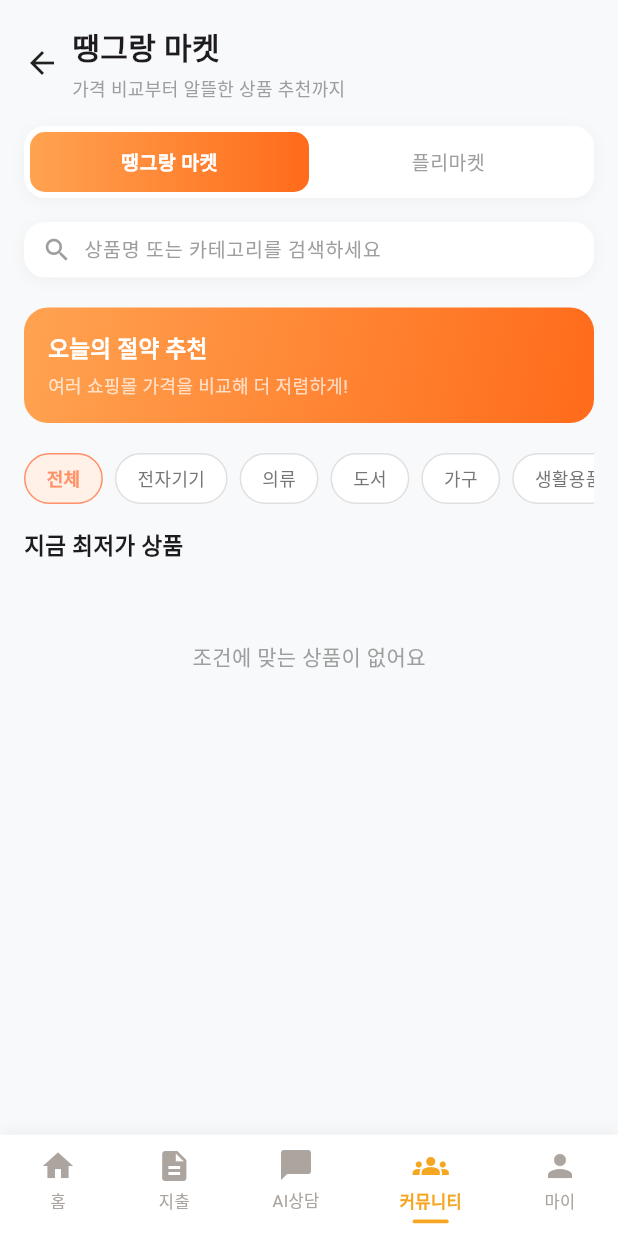
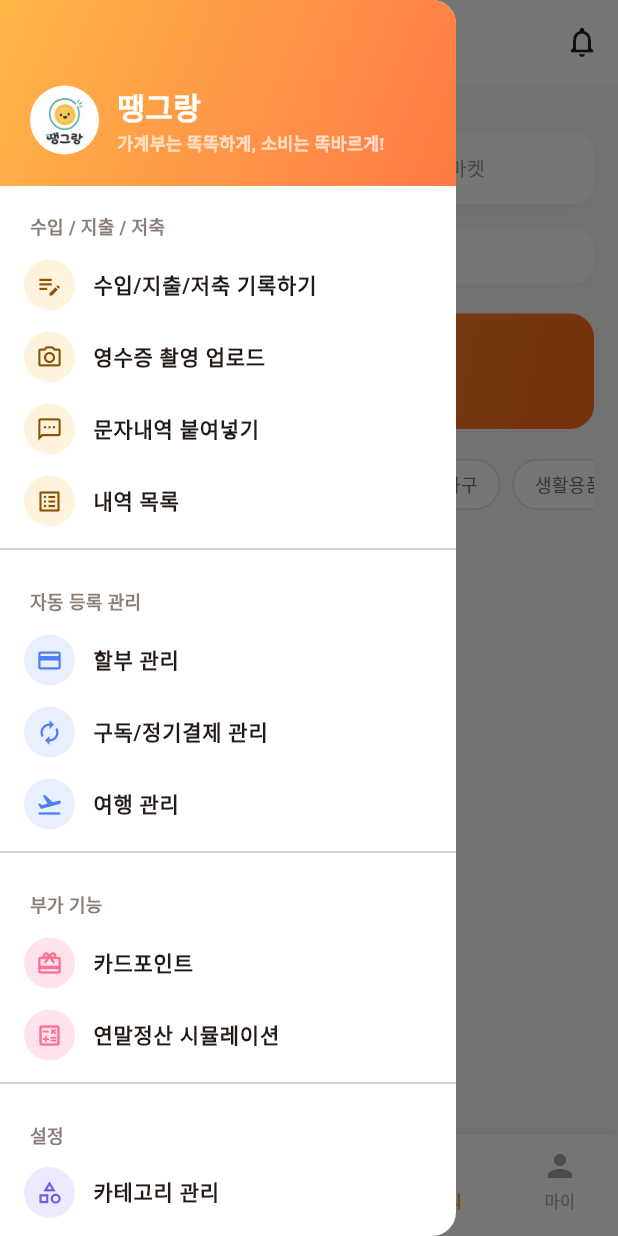
Before and after one commit to coolpxp-source/flutter-project-Ddaenggeurang, a Flutter app: the MarketHomeScreen screen opened directly, with the side drawer open (before the commit the screen has no drawer), on a phone screen of 412 x 824 dp. Run offline on Flutter 3.47's test engine with Material 3 defaults, Android fonts, the phone set to English and light mode, and no system bars; our stand-ins replace cloud_firestore, cloud_functions, firebase_auth, firebase_core, firebase_storage, fl_chart and 16 more; missing offline and left inert: add_2_calendar, app_badge_plus, circular_menu; accounts and stored records are empty; generated files the repository leaves out were written again; Roboto replaces fonts that are missing (Gothic A1).

Commit message:
feat: 공용 헤더/드로어 적용 및 마켓 홈 화면 정리

```diff
--- a/lib/screens/community/community_home_screen.dart
+++ b/lib/screens/community/community_home_screen.dart
@@ -1,3 +1,4 @@
+import 'package:firebase_auth/firebase_auth.dart';
 import 'package:flutter/material.dart';
 import '../../services/community_service.dart';
 import '../../models/community_post_model.dart';
@@ -46,6 +47,7 @@
 
   @override
   Widget build(BuildContext context) {
+    final uid = FirebaseAuth.instance.currentUser!.uid;
     return Scaffold(
       backgroundColor: const Color(0xFFF8F9FA),
       appBar: AppBar(
--- a/lib/screens/market/market_home_screen.dart
+++ b/lib/screens/market/market_home_screen.dart
@@ -1,5 +1,7 @@
 import 'package:cloud_firestore/cloud_firestore.dart';
 import 'package:ddaenggeurang/screens/profile/neighborhood_verify_screen.dart';
+import 'package:ddaenggeurang/widgets/common/app_drawer.dart';
+import 'package:ddaenggeurang/widgets/common/app_header.dart';
 import 'package:ddaenggeurang/widgets/common/ddaeng_modal.dart';
 
 import '../../services/chat_service.dart';
@@ -17,6 +19,7 @@
 import 'my_favorites_screen.dart';
 import '../../widgets/market/tappable_product_image.dart';
 import 'package:intl/intl.dart';
+import 'package:firebase_auth/firebase_auth.dart';
 
 class MarketHomeScreen extends StatefulWidget {
   const MarketHomeScreen({super.key});
@@ -38,12 +41,53 @@
   Set<String> _favoriteIds = {};
   String _statusFilter = '전체';
 
+  String? _myVerifiedDong;
+  bool _myDongOnly = false;
+
   @override
   void initState() {
     super.initState();
     _service.getFavoriteIds(_myId).listen((ids) {
       if (mounted) setState(() => _favoriteIds = ids);
     });
+    _loadMyDong();
+  }
+
+  Future<void> _loadMyDong() async {
+    final doc = await FirebaseFirestore.instance.collection('users').doc(_myId).get();
+    if (mounted) {
+      setState(() => _myVerifiedDong = doc.data()?['verifiedDong'] as String?);
+    }
+  }
+
+  Widget _myDongBanner() {
+    return GestureDetector(
+      onTap: () async {
+        await Navigator.push(
+          context,
+          MaterialPageRoute(builder: (_) => const NeighborhoodVerifyScreen()),
+        );
+        _loadMyDong(); // 인증 화면 다녀온 뒤 새로고침
+      },
+      child: Row(
+        children: [
+          Icon(Icons.location_on, size: 14, color: _myVerifiedDong != null ? _green : Colors.grey[400]),
+          const SizedBox(width: 4),
+          Text(
+            _myVerifiedDong ?? '동네 인증하기',
+            style: TextStyle(
+              fontSize: 12,
+              color: _myVerifiedDong != null ? _green : Colors.grey[500],
+              fontWeight: FontWeight.w500,
+            ),
+          ),
+          if (_myVerifiedDong != null) ...[
+            const SizedBox(width: 2),
+            Icon(Icons.chevron_right, size: 14, color: Colors.grey[400]),
+          ],
+        ],
+      ),
+    );
   }
 
   void _toggleFavorite(String productId) {
@@ -67,6 +111,8 @@
   Widget build(BuildContext context) {
     return Scaffold(
       backgroundColor: const Color(0xFFF8F9FA),
+      drawer: const AppDrawer(),
+      appBar: buildDdaengHeader(context, _myId, inkColor: Colors.black87),
       body: _tabIndex == 1
           ? CircularMenu(
         alignment: Alignment.bottomRight,
@@ -161,28 +207,6 @@
           Row(
             mainAxisAlignment: MainAxisAlignment.spaceBetween,
             children: [
-              Row(
-                children: [
-                  GestureDetector(
-                    onTap: () => Navigator.of(context).pop(),
-                    child: const Padding(
-                      padding: EdgeInsets.only(right: 4),
-                      child: Icon(Icons.arrow_back, color: Colors.black87),
-                    ),
-                  ),
-                  const SizedBox(width: 4),
-                  const Column(
-                    crossAxisAlignment: CrossAxisAlignment.start,
-                    children: [
-                      Text('땡그랑 마켓',
-                          style: TextStyle(fontSize: 20, fontWeight: FontWeight.bold)),
-                      SizedBox(height: 4),
-                      Text('가격 비교부터 알뜰한 상품 추천까지',
-                          style: TextStyle(fontSize: 12, color: Colors.grey)),
-                    ],
-                  ),
-                ],
-              ),
               if (_tabIndex == 1)
                 StreamBuilder<int>(
                   stream: ChatService().getTotalUnreadCount(_myId),
@@ -402,6 +426,28 @@
             ),
           );
         }).toList(),
+      ),
+    );
+  }
+
+  Widget _myDongToggle() {
+    if (_myVerifiedDong == null) return const SizedBox.shrink();
+    return Padding(
+      padding: const EdgeInsets.only(bottom: 8),
+      child: GestureDetector(
+        onTap: () => setState(() => _myDongOnly = !_myDongOnly),
+        child: Row(
+          children: [
+            Icon(
+              _myDongOnly ? Icons.check_box : Icons.check_box_outline_blank,
+              size: 18,
+              color: _myDongOnly ? _green : Colors.grey[400],
+            ),
+            const SizedBox(width: 6),
+            Text('내 동네만 보기 ($_myVerifiedDong)',
+                style: TextStyle(fontSize: 12, color: _myDongOnly ? _green : Colors.grey[600])),
+          ],
+        ),
       ),
     );
   }
@@ -655,6 +701,10 @@
 
   List<Widget> _buildFleaMarketTab() {
     return [
+      _myDongBanner(),
+      const SizedBox(height: 6),
+      _myDongToggle(),
+      const SizedBox(height: 8),
       _statusFilterBar(),
       const SizedBox(height: 8),
       _categoryFilterBar(),
@@ -680,7 +730,9 @@
                 p.title.toLowerCase().contains(_searchQuery.toLowerCase()) ||
                 p.category.toLowerCase().contains(_searchQuery.toLowerCase());
 
-            return matchesStatus && matchesCategory && matchesSearch;
+            final matchesDong = !_myDongOnly || p.verifiedDong == _myVerifiedDong;
+
+            return matchesStatus && matchesCategory && matchesSearch && matchesDong;
           }).toList();
 
           if (products.isEmpty) {
--- a/lib/screens/market/product_register_screen.dart
+++ b/lib/screens/market/product_register_screen.dart
@@ -246,6 +246,8 @@
           'isDirectDeal': _isDirectDeal,
         });
       } else {
+        final userDoc = await FirebaseFirestore.instance.collection('users').doc(_myId).get();
+        final myVerifiedDong = userDoc.data()?['verifiedDong'] as String?;
         // 신규 등록
         await _service.addProduct(
           sellerId: _myId,
@@ -255,6 +257,7 @@
           description: desc,
           images: allImageUrls,
           category: _category,
+          verifiedDong: myVerifiedDong,
           isUrgent: _isUrgent,
           isNegotiable: _isNegotiable,
           isDirectDeal: _isDirectDeal,
--- a/lib/services/market_service.dart
+++ b/lib/services/market_service.dart
@@ -82,6 +82,7 @@
     required String description,
     required List<String> images,
     required String category,
+    String? verifiedDong,
     bool isUrgent = false,
     bool isNegotiable = false,
     bool isDirectDeal = false,
@@ -95,6 +96,7 @@
       'images': images,
       'status': 'selling',
       'category': category,
+      'verifiedDong': verifiedDong,
       'priceComparisons': [],
       'locationGeo': null,
       'isUrgent': isUrgent,
--- /dev/null
+++ b/lib/widgets/common/app_header.dart
@@ -0,0 +1,63 @@
+import 'package:flutter/material.dart';
+import '../../services/notification_history_service.dart';
+import '../../screens/notification/notification_history_screen.dart';
+
+PreferredSizeWidget buildDdaengHeader(BuildContext context, String uid, {required Color inkColor}) {
+  return AppBar(
+    backgroundColor: Colors.white,
+    foregroundColor: inkColor,
+    elevation: 0,
+    scrolledUnderElevation: 0,
+    surfaceTintColor: Colors.transparent,
+    title: Row(
+      mainAxisSize: MainAxisSize.min,
+      children: [
+        Image.asset('assets/images/Icon.png', width: 26, height: 26),
+        const SizedBox(width: 8),
+        Text('땡그랑', style: TextStyle(fontWeight: FontWeight.w800, color: inkColor)),
+      ],
+    ),
+    actions: [
+      IconButton(
+        icon: StreamBuilder<int>(
+          stream: NotificationHistoryService().watchUnreadCount(uid),
+          builder: (context, snap) {
+            final unread = snap.data ?? 0;
+            return Stack(
+              clipBehavior: Clip.none,
+              children: [
+                Icon(
+                  unread > 0 ? Icons.notifications_rounded : Icons.notifications_none_rounded,
+                  size: 24,
+                  color: inkColor,
+                ),
+                if (unread > 0)
+                  Positioned(
+                    top: -4,
+                    right: -4,
+                    child: Container(
+                      padding: const EdgeInsets.symmetric(horizontal: 4),
+                      constraints: const BoxConstraints(minWidth: 16, minHeight: 16),
+                      decoration: BoxDecoration(
+                        color: const Color(0xFFE5735A),
+                        borderRadius: BorderRadius.circular(20),
+                        border: Border.all(color: Colors.white, width: 1.4),
+                      ),
+                      alignment: Alignment.center,
+                      child: Text(
+                        unread > 9 ? '9+' : '$unread',
+                        style: const TextStyle(fontSize: 9, fontWeight: FontWeight.w800, color: Colors.white, height: 1.2),
+                      ),
+                    ),
+                  ),
+              ],
+            );
+          },
+        ),
+        tooltip: '알림',
+        onPressed: () => Navigator.of(context)
+            .push(MaterialPageRoute(builder: (_) => const NotificationHistoryScreen())),
+      ),
+    ],
+  );
+}
```
